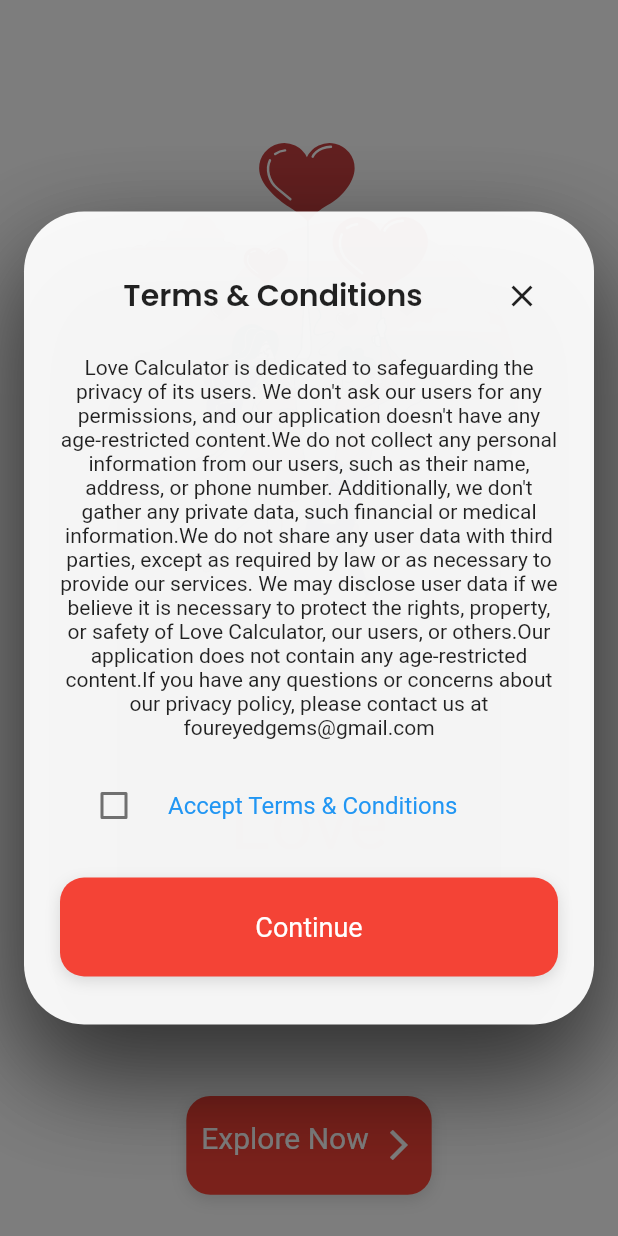
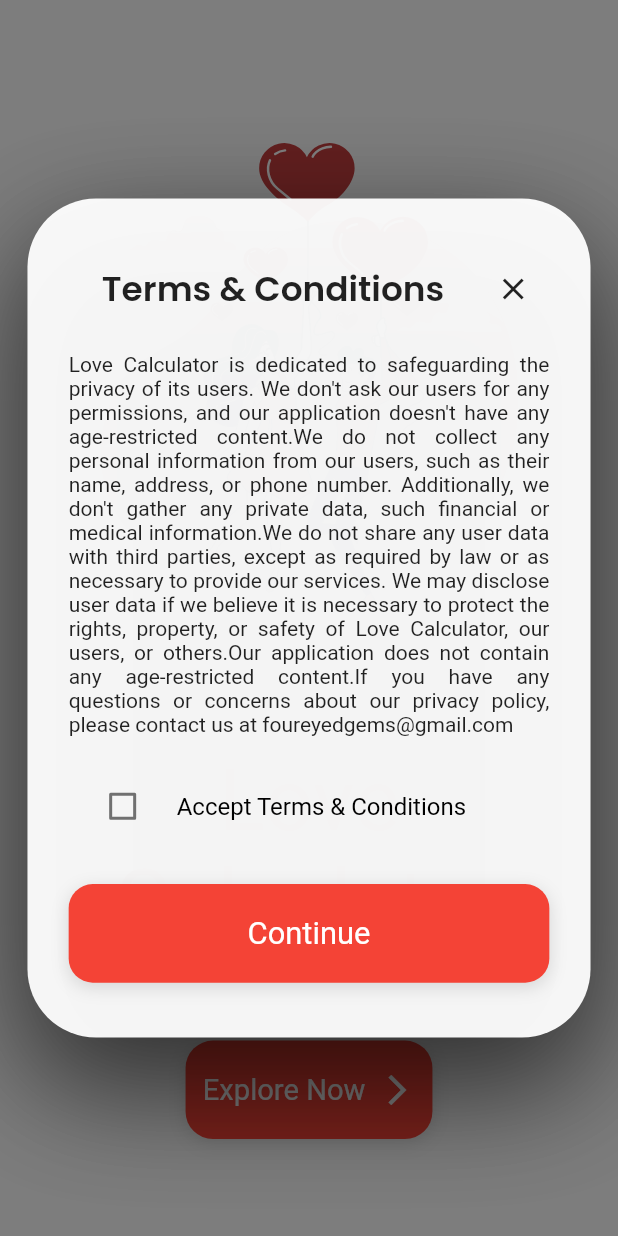
Before and after one commit to Four-Eyed-Gems/calc, a Flutter app: the screen it shows after launch, after a tap on "Explore Now", on a phone screen of 412 x 824 dp. Run offline on Flutter 3.47's test engine with Material 2 defaults, Android fonts, the light colour scheme and no system bars; our stand-ins replace flutter_screenutil, flutter_svg, fluttertoast, google_fonts, shared_preferences; Roboto replaces fonts that are missing (Coiny).

Commit message:
ui bug fixes

```diff
--- a/lib/main.dart
+++ b/lib/main.dart
@@ -1,14 +1,45 @@
 import 'package:calc/helper/prov.dart';
 import 'package:calc/screens/first_screen.dart';
 import 'package:flutter/material.dart';
+import 'package:flutter/services.dart';
+import 'package:flutter_screenutil/flutter_screenutil.dart';
 import 'package:provider/provider.dart';
 
-void main() {
+void main() async {
+  WidgetsFlutterBinding.ensureInitialized();
   runApp(const MyApp());
 }
-
 class MyApp extends StatelessWidget {
   const MyApp({Key? key}) : super(key: key);
+
+  @override
+  Widget build(BuildContext context) {
+    //Set the fit size (Find your UI design, look at the dimensions of the device screen and fill it in,unit in dp)
+    return ScreenUtilInit(
+      designSize: const Size(360, 690),
+      minTextAdapt: true,
+      splitScreenMode: true,
+      builder: (context , child) {
+        return /*MaterialApp(
+          debugShowCheckedModeBanner: false,
+          home: child,
+        )*/MultiProvider(
+          providers: [
+            ChangeNotifierProvider<Helper>(create: (_) => Helper(),),
+          ],
+          child: MaterialApp(
+            home: child,
+            debugShowCheckedModeBanner: false,
+          ),
+        );
+      },
+      child: const FirstScreen(),
+    );
+  }
+}
+
+class MyAppClass extends StatelessWidget {
+  const MyAppClass({Key? key}) : super(key: key);
 
   @override
   Widget build(BuildContext context) {
@@ -20,7 +51,6 @@ class MyApp extends StatelessWidget {
         home: FirstScreen(),
         debugShowCheckedModeBanner: false,
       ),
-
     );
   }
 }
--- a/lib/screens/first_screen.dart
+++ b/lib/screens/first_screen.dart
@@ -1,10 +1,11 @@
 import 'package:calc/screens/second_screen.dart';
-import 'package:flutter/cupertino.dart';
 import 'package:flutter/material.dart';
+import 'package:flutter_screenutil/flutter_screenutil.dart';
 import 'package:flutter_svg/flutter_svg.dart';
 import 'package:google_fonts/google_fonts.dart';
 import 'package:shared_preferences/shared_preferences.dart';
 import '../helper/prov.dart';
+
 class FirstScreen extends StatefulWidget {
   const FirstScreen({Key? key}) : super(key: key);
 
@@ -20,12 +21,11 @@ class _FirstScreenState extends State<FirstScreen> {
 
   @override
   Widget build(BuildContext context) {
-    final size = MediaQuery.of(context).size;
     return Scaffold(
-      body: Column(
+      body: ListView(
+        shrinkWrap: true,
         children: [
           SvgPicture.asset('assets/images/start-screen-img.svg'),
-          const SizedBox(height: 20.0),
           Text(
             'Love',
             textAlign: TextAlign.center,
@@ -36,30 +36,29 @@ class _FirstScreenState extends State<FirstScreen> {
             textAlign: TextAlign.center,
             style: textStyle
           ),
-          const Spacer(),
+          SizedBox(height: 50.0.h),
           Row(
             mainAxisAlignment: MainAxisAlignment.center,
             children: [
               InkWell(
                 onTap: () async {
                   SharedPreferences prefs = await SharedPreferences.getInstance();
-                //  prefs.setString('name',response["user"]["name"]);
                   bool? boolValue = prefs.getBool('boolValue');
                   boolValue != null && boolValue ?
                      Navigator.of(context).pushReplacement(MaterialPageRoute(builder: ((context) => const SecondScreen()))) :
-                  showDialog(size);
+                  showDialog(ScreenUtil().screenHeight.h);
                 },
                 child: Container(
-                  height: size.height * 0.08,
-                  padding: const EdgeInsets.only(left: 10,right: 10.0),
-                  decoration: const BoxDecoration(
+                  height: 55.0.h,
+                  padding: EdgeInsets.symmetric(horizontal: 10.0.w),
+                  decoration:  BoxDecoration(
                       color: Colors.red,
-                      borderRadius: BorderRadius.all(Radius.circular(16)),
+                      borderRadius: BorderRadius.all(Radius.circular(16.w)),
                       boxShadow: [
                         BoxShadow(
                           color: Colors.black12,
-                          offset: Offset(0, 3),
-                          blurRadius: 8,
+                          offset: const Offset(0, 3),
+                          blurRadius: 8.r,
                         ),
                       ]
                   ),
@@ -68,13 +67,11 @@ class _FirstScreenState extends State<FirstScreen> {
                     crossAxisAlignment: CrossAxisAlignment.center,
                     children: [
                        Container(
-                         padding: const EdgeInsets.only(bottom: 10.0),
                          child: Text(
                           "Explore Now",
-                          style: GoogleFonts.coiny(color: Colors.white,fontSize: 20.0),
-                      ),
-                       ),
-                       const SizedBox(width: 8),
+                          style: GoogleFonts.coiny(color: Colors.white,fontSize: 17.0.sp),
+                       )),
+                       SizedBox(width: 8.w),
                        const Icon(Icons.arrow_forward_ios_outlined,color: Colors.white),
                     ],
                   ),
@@ -82,50 +79,16 @@ class _FirstScreenState extends State<FirstScreen> {
               ),
             ],
           ),
-         SizedBox(height: size.height / 30,)
-         /* Stack(
-            children: [
-              Container(
-                height: size.height / 8,
-                width: size.width / 5,
-                decoration: const BoxDecoration(
-                  color: Colors.red,
-                  borderRadius: BorderRadius.vertical(
-                    top: Radius.circular(60)
-                  )
-                ),
-                padding: const EdgeInsets.only(left: 7.0,right: 7.0),
-              ),
-              Positioned(
-                top: size.height * 0.005,
-                right: size.height * 0.010,
-                left: size.height * 0.010,
-                child: InkWell(
-                  onTap: () async {
-                    Navigator.of(context).push(
-                      MaterialPageRoute(
-                        builder: (context) => SecondScreen()
-                      ),
-                    );
-                  },
-                  child:  CircleAvatar(
-                    radius: size.height / 24,
-                    backgroundColor: Colors.white,
-                    child: Icon(Icons.arrow_forward_ios,size: size.height / 24,color: Colors.black),
-                  ),
-                ),
-              ),
-            ],
-          ),*/
+       //  SizedBox(height: 25.h,)
         ],
       ),
     );
   }
 
   final textStyle = GoogleFonts.coiny(
-      textStyle: const TextStyle(fontSize: 50, color: Colors.red));
+      textStyle: TextStyle(fontSize: 50.sp, color: Colors.red));
 
-  showDialog(Size size){
+  showDialog(double size){
     showGeneralDialog(
       context: context,
       barrierLabel: "Barrier",
@@ -138,22 +101,21 @@ class _FirstScreenState extends State<FirstScreen> {
             backgroundColor: Colors.transparent,
             body: Center(
               child: Container(
-                // height: MediaQuery.of(context).size.height / 1.5,
-                margin: const EdgeInsets.symmetric(horizontal: 16),
-                padding: const EdgeInsets.symmetric(vertical: 32, horizontal: 24),
+                margin: EdgeInsets.symmetric(horizontal: 16.w),
+                padding: EdgeInsets.symmetric(vertical: 32.w, horizontal: 24.w),
                 decoration: BoxDecoration(
                   color: Colors.white.withOpacity(0.95),
-                  borderRadius: BorderRadius.circular(40),
+                  borderRadius: BorderRadius.circular(40.w),
                   boxShadow: [
                     BoxShadow(
                       color: Colors.black.withOpacity(0.3),
                       offset: const Offset(0, 30),
-                      blurRadius: 60,
+                      blurRadius: 60.w,
                     ),
-                    const BoxShadow(
+                    BoxShadow(
                       color: Colors.black45,
-                      offset: Offset(0, 30),
-                      blurRadius: 60,
+                      offset: const Offset(0, 30),
+                      blurRadius: 60.w,
                     ),
                   ],
                 ),
@@ -161,7 +123,6 @@ class _FirstScreenState extends State<FirstScreen> {
                     builder: (context,menuState) {
                       return SingleChildScrollView(
                         child: Column(
-                          // mainAxisSize: MainAxisSize.max,
                           mainAxisAlignment: MainAxisAlignment.center,
                           crossAxisAlignment: CrossAxisAlignment.center,
                           children: [
@@ -171,7 +132,7 @@ class _FirstScreenState extends State<FirstScreen> {
                                 Text(
                                   "Terms & Conditions",
                                   style: GoogleFonts.poppins(
-                                    fontSize: 20,
+                                    fontSize: 20.sp,
                                     fontWeight: FontWeight.w600,),
                                 ),
                                 const Spacer(),
@@ -183,11 +144,11 @@ class _FirstScreenState extends State<FirstScreen> {
                                 )
                               ],
                             ),
-                            const Padding(
-                              padding: EdgeInsets.symmetric(vertical: 16),
-                              child: Text(
+                            Padding(
+                              padding: EdgeInsets.symmetric(vertical: 16.w),
+                              child: const Text(
                                 "Love Calculator is dedicated to safeguarding the privacy of its users. We don't ask our users for any permissions, and our application doesn't have any age-restricted content.We do not collect any personal information from our users, such as their name, address, or phone number. Additionally, we don't gather any private data, such financial or medical information.We do not share any user data with third parties, except as required by law or as necessary to provide our services. We may disclose user data if we believe it is necessary to protect the rights, property, or safety of Love Calculator, our users, or others.Our application does not contain any age-restricted content.If you have any questions or concerns about our privacy policy, please contact us at foureyedgems@gmail.com",
-                                textAlign: TextAlign.center,
+                                textAlign: TextAlign.justify,
                               ),
                             ),
                             Row(
@@ -197,7 +158,7 @@ class _FirstScreenState extends State<FirstScreen> {
                                   child: CheckboxListTile(
                                     controlAffinity: ListTileControlAffinity.leading,
                                     title:  const Text('Accept Terms & Conditions',style: TextStyle(
-                                        color: Colors.blue
+                                        color: Colors.black
                                     ),),
                                     onChanged: (value){
                                       menuState((){
@@ -209,7 +170,7 @@ class _FirstScreenState extends State<FirstScreen> {
                                 ),
                               ],
                             ),
-                            const SizedBox(height: 20.0),
+                            SizedBox(height: 20.0.h),
                             InkWell(
                               onTap: () async {
                                 if(term){
@@ -222,26 +183,26 @@ class _FirstScreenState extends State<FirstScreen> {
                                 }
                               },
                               child: Container(
-                                height: size.height * 0.08,
+                                height: 55.h,
                                 padding: const EdgeInsets.all(10.0),
-                                decoration: const BoxDecoration(
+                                decoration: BoxDecoration(
                                     color: Colors.red,
-                                    borderRadius: BorderRadius.all(Radius.circular(16)),
+                                    borderRadius: const BorderRadius.all(Radius.circular(16)),
                                     boxShadow: [
                                       BoxShadow(
                                         color: Colors.black12,
-                                        offset: Offset(0, 3),
-                                        blurRadius: 8,
+                                        offset: const Offset(0, 3),
+                                        blurRadius: 8.w,
                                       ),
                                     ]
                                 ),
                                 child: Row(
                                   mainAxisAlignment: MainAxisAlignment.center,
                                   crossAxisAlignment: CrossAxisAlignment.center,
-                                  children:const [
+                                  children: [
                                      Text(
                                       "Continue",
-                                      style: TextStyle(color: Colors.white,fontSize: 18.0),
+                                      style: TextStyle(color: Colors.white,fontSize: 18.0.sp),
                                     ),
                                   ],
                                 ),
@@ -280,5 +241,4 @@ class _FirstScreenState extends State<FirstScreen> {
       },
     );
   }
-
 }
```
Also changed, not shown: lib/helper/prov.dart (+26 -16 lines), lib/screens/final_screen.dart (+49 -36 lines), lib/screens/second_screen.dart (+41 -34 lines), pubspec.yaml (+14 -1 lines), pubspec.lock, 6 other files.
